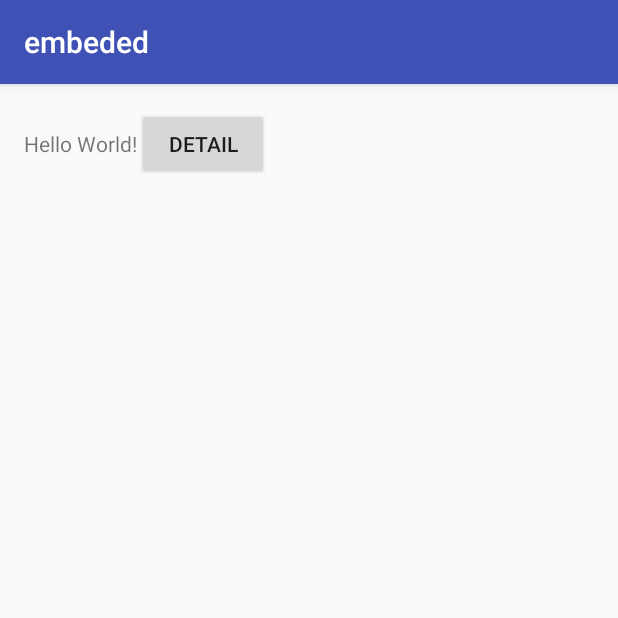
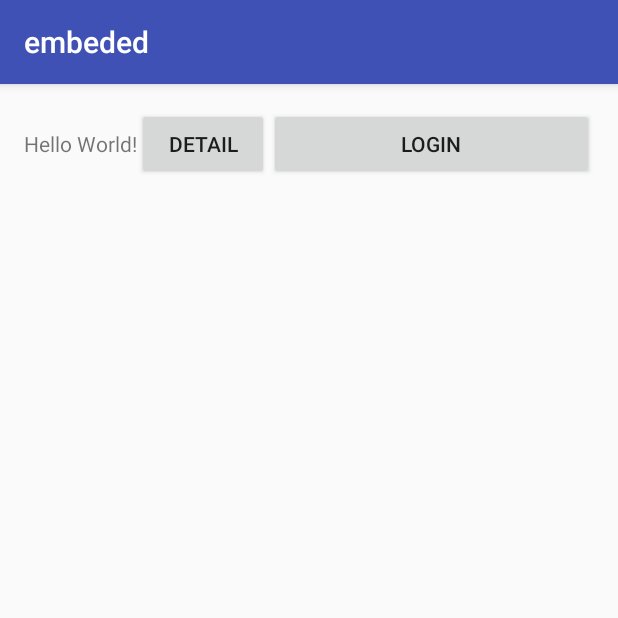
Before and after one commit to usas0s/embeded, an Android app: the screen it shows after launch (MainActivity), on a phone screen of 412 x 824 dp, the top half of it. Run offline under Robolectric (Android 15) with nearby library versions, the phone set to English and light mode, and no system bars.

Commit message:
login -main 연결

```diff
--- a/app/src/main/java/com/example/mju/embeded/MainActivity.java
+++ b/app/src/main/java/com/example/mju/embeded/MainActivity.java
@@ -19,4 +19,9 @@ public class MainActivity extends AppCompatActivity {
         Intent detail_intent = new Intent(this,Details.class);
         startActivity(detail_intent);
     }
+
+    public void onCilckLogin(View view) {
+        Intent login_intent = new Intent(this, login.class);
+        startActivity(login_intent);
+    }
 }
--- a/app/src/main/res/layout/activity_main.xml
+++ b/app/src/main/res/layout/activity_main.xml
@@ -20,4 +20,12 @@
         android:layout_height="wrap_content"
         android:text="detail"
         android:onClick="onClickDetail"/>
+
+    <Button
+        android:text="LOGIN"
+        android:layout_width="wrap_content"
+        android:layout_height="wrap_content"
+        android:id="@+id/login"
+        android:layout_weight="1"
+        android:onClick="onCilckLogin"/>
 </LinearLayout>
```
